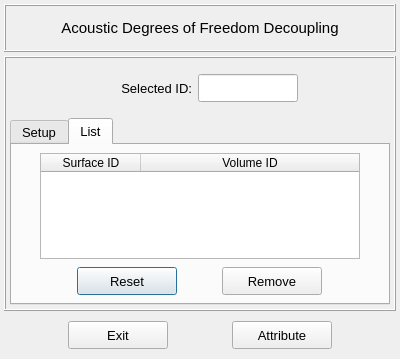
Above: vibra/interface/data/ui_files/model/setup/acoustic/acoustic_dofs_decoupling_inputs.ui from MOPT-UFSC/VIBRA before the change. Below: the same form after it.
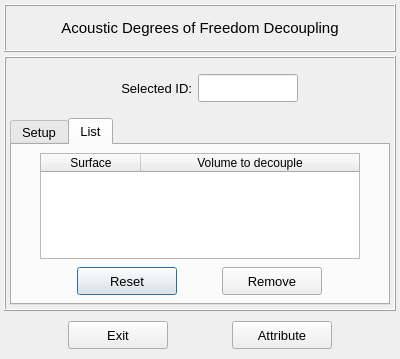
That is the form after the change. The open tabs and pages were chosen to show the change.

Commit message: Adjust the acoustic dofs decoupling user interface

Diff of the .ui file:
```diff
--- a/vibra/interface/data/ui_files/model/setup/acoustic/acoustic_dofs_decoupling_inputs.ui
+++ b/vibra/interface/data/ui_files/model/setup/acoustic/acoustic_dofs_decoupling_inputs.ui
@@ -468,7 +468,7 @@
             </attribute>
             <column>
              <property name="text">
-              <string>Surface ID</string>
+              <string>Surface</string>
              </property>
              <property name="textAlignment">
               <set>AlignCenter</set>
@@ -476,7 +476,7 @@
             </column>
             <column>
              <property name="text">
-              <string>Volume ID</string>
+              <string>Volume to decouple</string>
              </property>
              <property name="textAlignment">
               <set>AlignCenter</set>
```
The commit also changes 1 other file.
